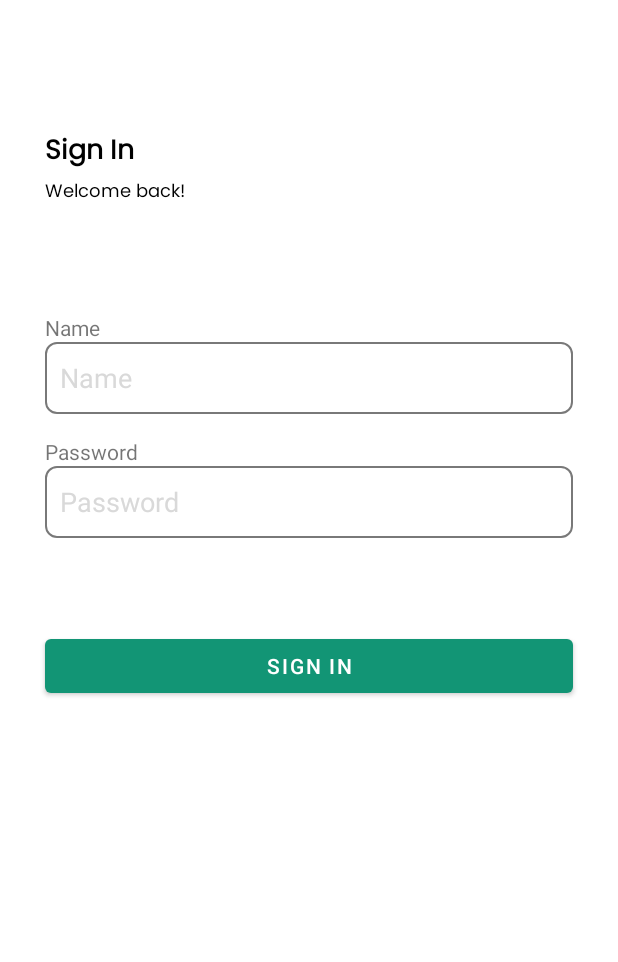
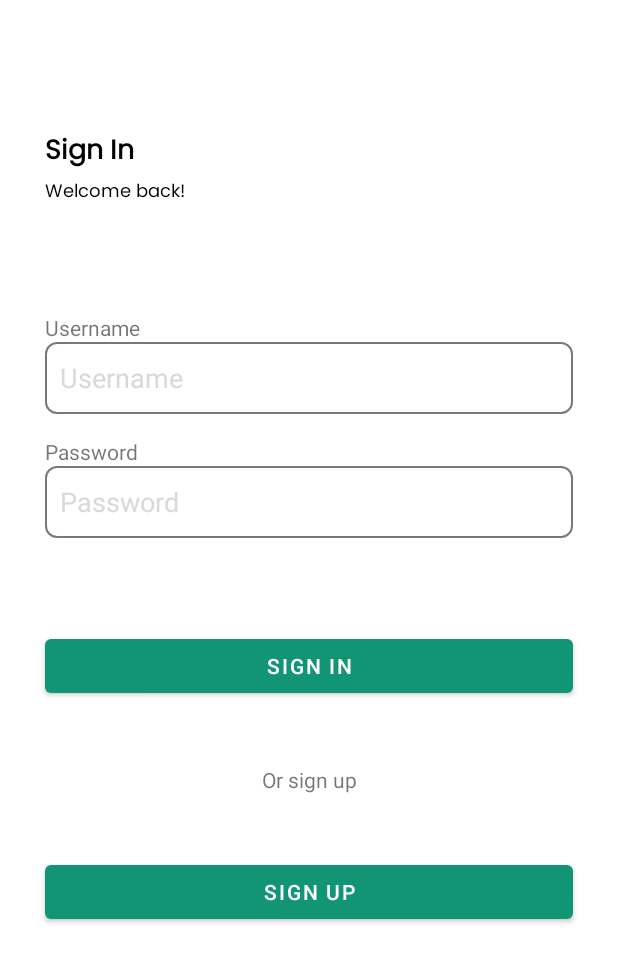
Before and after one commit to potasium142/prm392_proj, an Android app: the SignInActivity screen opened directly, with no data from a screen before it, on a phone screen of 412 x 824 dp. Shown: the top 962 px of the screen. Run offline under Robolectric (Android 15) with nearby library versions, the phone set to English and light mode, and no system bars.

Commit message:
add create & login account

```diff
--- a/app/src/main/java/com/example/prm392_proj/activities/SignInActivity.java
+++ b/app/src/main/java/com/example/prm392_proj/activities/SignInActivity.java
@@ -1,6 +1,9 @@
 package com.example.prm392_proj.activities;
 
+import android.content.Intent;
 import android.os.Bundle;
+import android.widget.EditText;
+import android.widget.Toast;
 
 import androidx.activity.EdgeToEdge;
 import androidx.appcompat.app.AppCompatActivity;
@@ -9,6 +12,8 @@ import androidx.core.view.ViewCompat;
 import androidx.core.view.WindowInsetsCompat;
 
 import com.example.prm392_proj.R;
+
+import database.DatabaseHelper;
 
 public class SignInActivity extends AppCompatActivity {
 
@@ -22,5 +27,30 @@ public class SignInActivity extends AppCompatActivity {
             v.setPadding(systemBars.left, systemBars.top, systemBars.right, systemBars.bottom);
             return insets;
         });
+
+        EditText username = findViewById(R.id.username_prompt_input);
+        EditText password = findViewById(R.id.confirm_password_prompt_input);
+
+        var signInBtn = findViewById(R.id.signin_button);
+
+        signInBtn.setOnClickListener(v ->
+                login(username.getText().toString(),
+                        password.getText().toString()));
+
+        var switchSignUpBtn = findViewById(R.id.switch_signup);
+        var signUpIntent = new Intent(this, SignUpActivity.class);
+
+        switchSignUpBtn.setOnClickListener(v -> startActivity(signUpIntent));
+    }
+
+    void login(String username, String password) {
+        var db = DatabaseHelper.getInstance(this);
+
+        if (db.userDAO().accountExist(username, password)) {
+            Toast.makeText(this, "Login successful", Toast.LENGTH_SHORT).show();
+        } else {
+            Toast.makeText(this, "Login failed", Toast.LENGTH_SHORT).show();
+        }
+
     }
 }
--- a/app/src/main/java/entities/models/Bookmark.java
+++ b/app/src/main/java/database/entities/models/Bookmark.java
@@ -1,4 +1,4 @@
-package entities.models;
+package database.entities.models;
 
 import androidx.room.Entity;
 
@@ -13,7 +13,7 @@ import lombok.Setter;
 @Builder
 @Getter
 @Setter
-@Entity(primaryKeys = {"userId", "recipeId"})
+@Entity(primaryKeys = {"userId", "recipeId"}, tableName = "bookmark")
 public class Bookmark {
     private int userId;
     private int recipeId;
--- a/app/src/main/java/entities/models/Rate.java
+++ b/app/src/main/java/database/entities/models/Rate.java
@@ -1,4 +1,4 @@
-package entities.models;
+package database.entities.models;
 
 import androidx.room.Entity;
 
@@ -13,7 +13,8 @@ import lombok.Setter;
 @Setter
 @AllArgsConstructor
 @NoArgsConstructor
-@Entity(primaryKeys = {"userId", "recipeId"})
+@Entity(primaryKeys = {"userId", "recipeId"},
+        tableName = "rate")
 public class Rate {
     private int userId;
     private int recipeId;
--- a/app/src/main/res/layout/activity_signin.xml
+++ b/app/src/main/res/layout/activity_signin.xml
@@ -87,7 +87,7 @@
             app:layout_constraintVertical_chainStyle="spread_inside">
 
             <EditText
-                android:id="@+id/name_prompt_input"
+                android:id="@+id/username_prompt_input"
                 android:layout_width="0dp"
                 android:layout_height="48dp"
                 android:background="@drawable/input_box"
@@ -105,7 +105,7 @@
                 android:layout_width="wrap_content"
                 android:layout_height="wrap_content"
                 android:text="@string/prompt_name"
-                app:layout_constraintBottom_toTopOf="@+id/name_prompt_input"
+                app:layout_constraintBottom_toTopOf="@+id/username_prompt_input"
                 app:layout_constraintEnd_toEndOf="parent"
                 app:layout_constraintHorizontal_bias="0.0"
                 app:layout_constraintStart_toStartOf="parent"
@@ -149,7 +149,7 @@
 
 
     <Button
-        android:id="@+id/signup_button"
+        android:id="@+id/signin_button"
         android:layout_width="0dp"
         android:layout_height="wrap_content"
         android:layout_marginBottom="200dp"
@@ -160,4 +160,27 @@
         app:layout_constraintStart_toStartOf="@+id/left_guideline"
         app:layout_constraintTop_toBottomOf="@+id/input_box"
         app:layout_constraintVertical_bias="0.281" />
+
+    <Button
+        android:id="@+id/switch_signup"
+        android:layout_width="0dp"
+        android:layout_height="wrap_content"
+        android:layout_marginBottom="200dp"
+        android:text="@string/action_signup"
+        app:layout_constraintBottom_toBottomOf="parent"
+        app:layout_constraintEnd_toStartOf="@+id/right_guideline"
+        app:layout_constraintHorizontal_bias="0.0"
+        app:layout_constraintStart_toStartOf="@+id/left_guideline"
+        app:layout_constraintTop_toBottomOf="@+id/signin_button"
+        app:layout_constraintVertical_bias="0.951" />
+
+    <TextView
+        android:id="@+id/textView"
+        android:layout_width="wrap_content"
+        android:layout_height="wrap_content"
+        android:text="Or sign up"
+        app:layout_constraintBottom_toTopOf="@+id/switch_signup"
+        app:layout_constraintEnd_toStartOf="@+id/right_guideline"
+        app:layout_constraintStart_toStartOf="@+id/left_guideline"
+        app:layout_constraintTop_toBottomOf="@+id/signin_button" />
 </androidx.constraintlayout.widget.ConstraintLayout>
--- a/app/src/main/res/layout/activity_signup.xml
+++ b/app/src/main/res/layout/activity_signup.xml
@@ -87,7 +87,7 @@
             app:layout_constraintVertical_chainStyle="spread_inside">
 
             <EditText
-                android:id="@+id/name_prompt_input"
+                android:id="@+id/username_prompt_input"
                 android:layout_width="0dp"
                 android:layout_height="48dp"
                 android:background="@drawable/input_box"
@@ -105,7 +105,7 @@
                 android:layout_width="wrap_content"
                 android:layout_height="wrap_content"
                 android:text="@string/prompt_name"
-                app:layout_constraintBottom_toTopOf="@+id/name_prompt_input"
+                app:layout_constraintBottom_toTopOf="@+id/username_prompt_input"
                 app:layout_constraintEnd_toEndOf="parent"
                 app:layout_constraintHorizontal_bias="0.0"
                 app:layout_constraintStart_toStartOf="parent"
--- a/app/src/main/res/values/strings.xml
+++ b/app/src/main/res/values/strings.xml
@@ -2,7 +2,7 @@
     <string name="app_name">PRM392_Proj</string>
     <string name="title_activity_login">LoginActivity</string>
     <string name="prompt_email">Email</string>
-    <string name="prompt_name">"Name"</string>
+    <string name="prompt_name">"Username"</string>
     <string name="prompt_password">Password</string>
     <string name="prompt_confirm_password">"Confirm Password"</string>
     <string name="action_sign_in_short">Sign In</string>
```
Also changed, not shown: app/src/main/java/com/example/prm392_proj/activities/MainActivity.java (+10 -10 lines), app/src/main/java/com/example/prm392_proj/activities/SignUpActivity.java (+65 -0 lines), app/src/main/java/database/DatabaseHelper.java (added, +44 -0 lines), app/src/main/java/database/dao/UserDAO.java (added, +25 -0 lines), app/src/main/java/database/entities/models/IngredientList.java (renamed from app/src/main/java/entities/models/UserEntity.java, +7 -12 lines), app/src/main/java/database/entities/models/InstructionList.java (added, +22 -0 lines), app/src/main/java/database/entities/models/RecipeEntity.java (renamed from app/src/main/java/entities/models/RecipeEntity.java, +3 -9 lines), app/src/main/java/database/entities/models/UserEntity.java (added, +28 -0 lines), app/src/main/java/entities/relationships/RecipeWithRating.java (deleted, +0 -26 lines), app/src/main/java/entities/relationships/UserWithBookmark.java (deleted, +0 -23 lines), app/src/main/java/entities/relationships/UserWithRating.java (deleted, +0 -26 lines), app/src/main/java/entities/relationships/UserWithRecipes.java (deleted, +0 -31 lines).
